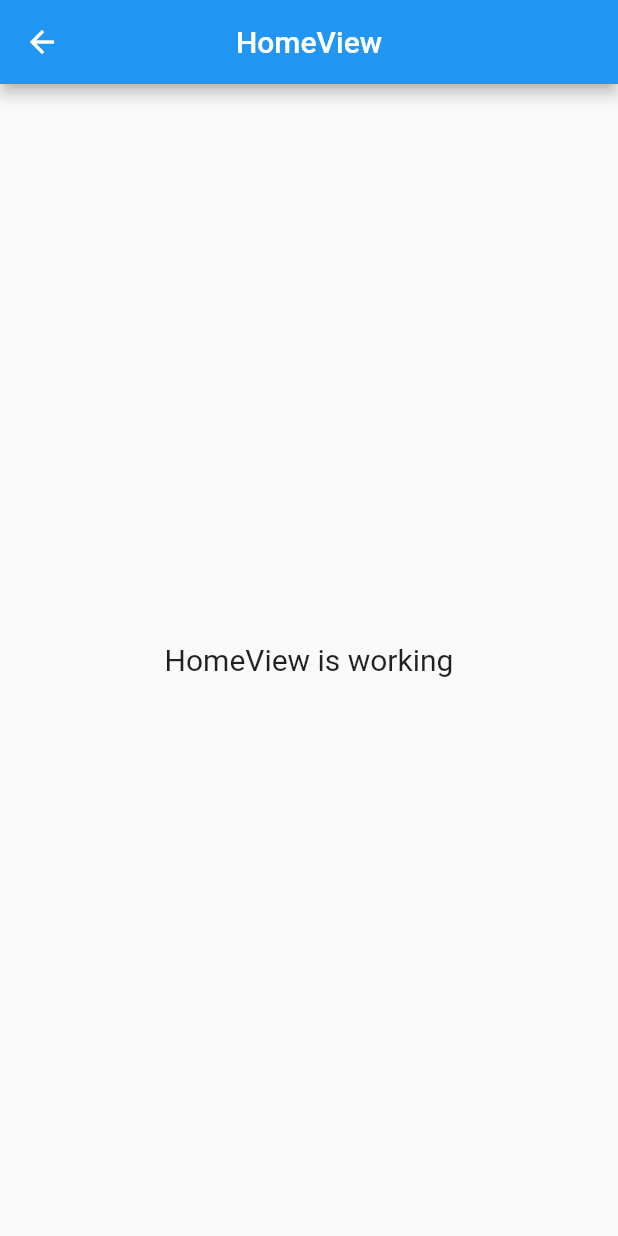
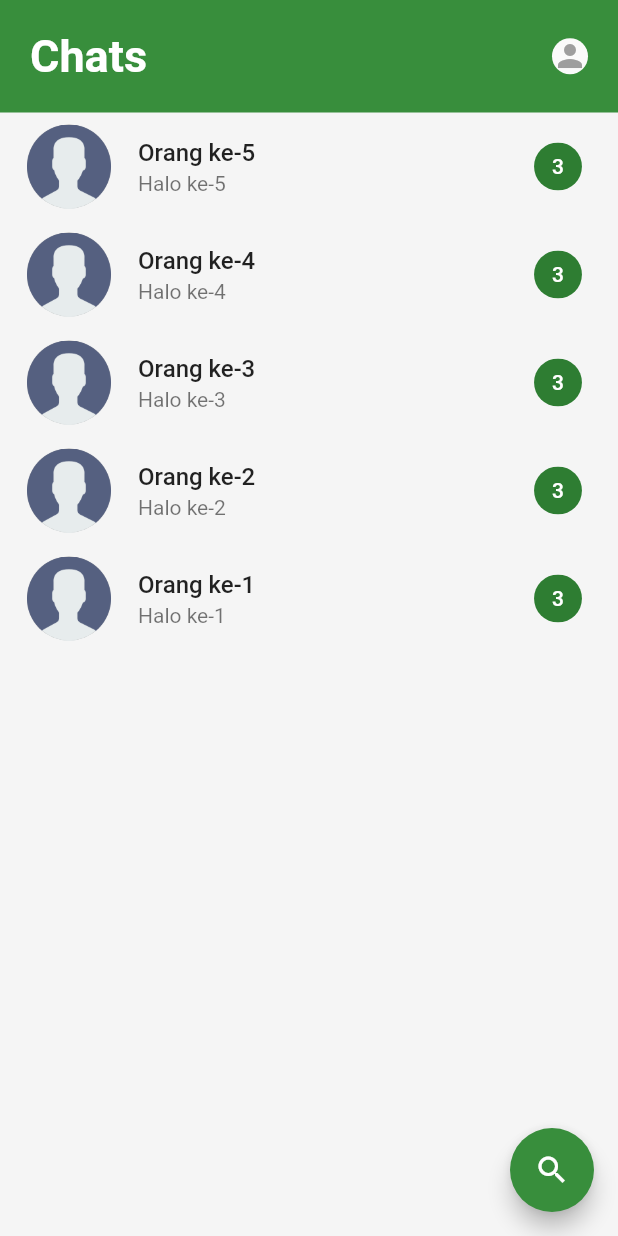
Before and after one commit to bloodyscar/Chat-app-flutter, a Flutter app: the HomeView screen opened by its route, on a phone screen of 412 x 824 dp. Run offline on Flutter 3.47's test engine with Material 2 defaults, Android fonts, the phone set to English and light mode, and no system bars; our stand-ins replace firebase_core, get, introduction_screen, lottie; accounts and stored records are empty.

Commit message:
create chat page as home

```diff
--- a/lib/app/modules/home/views/home_view.dart
+++ b/lib/app/modules/home/views/home_view.dart
@@ -1,3 +1,4 @@
+import 'package:chatapp/app/routes/app_pages.dart';
 import 'package:flutter/material.dart';
 
 import 'package:get/get.dart';
@@ -5,19 +6,76 @@ import 'package:get/get.dart';
 import '../controllers/home_controller.dart';
 
 class HomeView extends GetView<HomeController> {
+  final List<Widget> myChats = List.generate(
+      5,
+      (index) => ListTile(
+          onTap: () => Get.toNamed(Routes.CHAT_ROOM),
+          leading: CircleAvatar(
+            backgroundColor: Colors.grey,
+            radius: 30,
+            child: Image(
+              image: AssetImage("assets/logo/noimage.png"),
+              fit: BoxFit.cover,
+            ),
+          ),
+          title: Text(
+            "Orang ke-${index + 1}",
+            style: TextStyle(fontSize: 16, fontWeight: FontWeight.w500),
+          ),
+          subtitle: Text("Halo ke-${index + 1}"),
+          trailing: Chip(
+            backgroundColor: Colors.green.shade800,
+            label: Text(
+              "3",
+              style: TextStyle(color: Colors.white),
+            ),
+          ))).reversed.toList();
+
   @override
   Widget build(BuildContext context) {
     return Scaffold(
-      appBar: AppBar(
-        title: Text('HomeView'),
-        centerTitle: true,
-      ),
-      body: Center(
-        child: Text(
-          'HomeView is working',
-          style: TextStyle(fontSize: 20),
+        floatingActionButton: FloatingActionButton(
+          backgroundColor: Colors.green.shade700,
+          onPressed: () => Get.toNamed(Routes.SEARCH),
+          child: Icon(Icons.search),
         ),
-      ),
-    );
+        backgroundColor: Colors.grey.shade100,
+        body: SafeArea(
+          child: Column(
+            children: [
+              Container(
+                padding: EdgeInsets.all(20),
+                color: Colors.green.shade700,
+                child: Row(
+                  mainAxisAlignment: MainAxisAlignment.spaceBetween,
+                  children: [
+                    Text(
+                      "Chats",
+                      style: TextStyle(
+                          fontSize: 30,
+                          fontWeight: FontWeight.bold,
+                          color: Colors.white),
+                    ),
+                    Material(
+                      borderRadius: BorderRadius.circular(50),
+                      child: InkWell(
+                          onTap: () => Get.toNamed(Routes.PROFILE),
+                          child: Icon(
+                            Icons.person,
+                            color: Colors.grey,
+                          )),
+                    )
+                  ],
+                ),
+              ),
+              Expanded(
+                child: ListView.builder(
+                  itemCount: myChats.length,
+                  itemBuilder: (context, index) => myChats[index],
+                ),
+              )
+            ],
+          ),
+        ));
   }
 }
--- a/lib/app/routes/app_pages.dart
+++ b/lib/app/routes/app_pages.dart
@@ -1,11 +1,17 @@
 import 'package:get/get.dart';
 
+import 'package:chatapp/app/modules/chat_room/bindings/chat_room_binding.dart';
+import 'package:chatapp/app/modules/chat_room/views/chat_room_view.dart';
 import 'package:chatapp/app/modules/home/bindings/home_binding.dart';
 import 'package:chatapp/app/modules/home/views/home_view.dart';
 import 'package:chatapp/app/modules/introduction/bindings/introduction_binding.dart';
 import 'package:chatapp/app/modules/introduction/views/introduction_view.dart';
 import 'package:chatapp/app/modules/login/bindings/login_binding.dart';
 import 'package:chatapp/app/modules/login/views/login_view.dart';
+import 'package:chatapp/app/modules/profile/bindings/profile_binding.dart';
+import 'package:chatapp/app/modules/profile/views/profile_view.dart';
+import 'package:chatapp/app/modules/search/bindings/search_binding.dart';
+import 'package:chatapp/app/modules/search/views/search_view.dart';
 
 part 'app_routes.dart';
 
@@ -28,5 +34,20 @@ class AppPages {
       page: () => LoginView(),
       binding: LoginBinding(),
     ),
+    GetPage(
+      name: _Paths.PROFILE,
+      page: () => ProfileView(),
+      binding: ProfileBinding(),
+    ),
+    GetPage(
+      name: _Paths.CHAT_ROOM,
+      page: () => ChatRoomView(),
+      binding: ChatRoomBinding(),
+    ),
+    GetPage(
+      name: _Paths.SEARCH,
+      page: () => SearchView(),
+      binding: SearchBinding(),
+    ),
   ];
 }
--- a/lib/app/routes/app_routes.dart
+++ b/lib/app/routes/app_routes.dart
@@ -7,10 +7,16 @@ abstract class Routes {
   static const HOME = _Paths.HOME;
   static const INTRODUCTION = _Paths.INTRODUCTION;
   static const LOGIN = _Paths.LOGIN;
+  static const PROFILE = _Paths.PROFILE;
+  static const CHAT_ROOM = _Paths.CHAT_ROOM;
+  static const SEARCH = _Paths.SEARCH;
 }
 
 abstract class _Paths {
   static const HOME = '/home';
   static const INTRODUCTION = '/introduction';
   static const LOGIN = '/login';
+  static const PROFILE = '/profile';
+  static const CHAT_ROOM = '/chat-room';
+  static const SEARCH = '/search';
 }
```
Also changed, not shown: lib/app/modules/chat_room/bindings/chat_room_binding.dart (added, +12 -0 lines), lib/app/modules/chat_room/controllers/chat_room_controller.dart (added, +20 -0 lines), lib/app/modules/chat_room/views/chat_room_view.dart (added, +23 -0 lines), lib/app/modules/introduction/views/introduction_view.dart (+10 -16 lines), lib/app/modules/login/views/login_view.dart (+41 -8 lines), lib/app/modules/profile/bindings/profile_binding.dart (added, +12 -0 lines), lib/app/modules/profile/controllers/profile_controller.dart (added, +20 -0 lines), lib/app/modules/profile/views/profile_view.dart (added, +23 -0 lines), lib/app/modules/search/bindings/search_binding.dart (added, +12 -0 lines), lib/app/modules/search/controllers/search_controller.dart (added, +20 -0 lines), lib/app/modules/search/views/search_view.dart (added, +23 -0 lines), lib/main.dart (+22 -17 lines).
